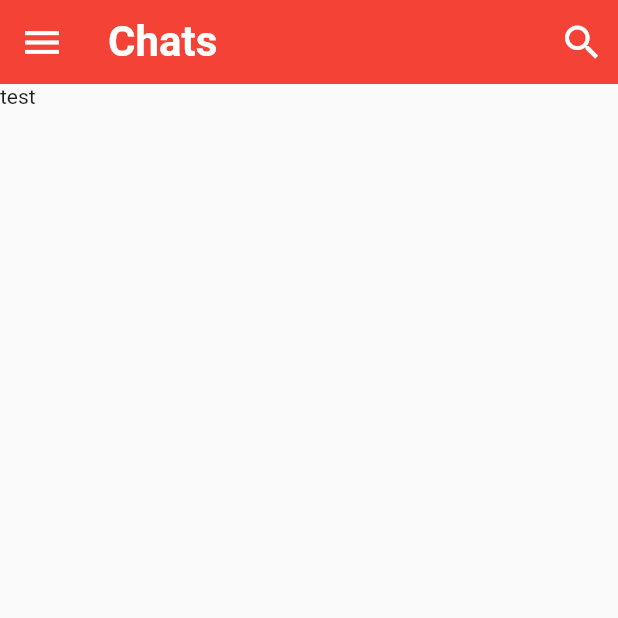
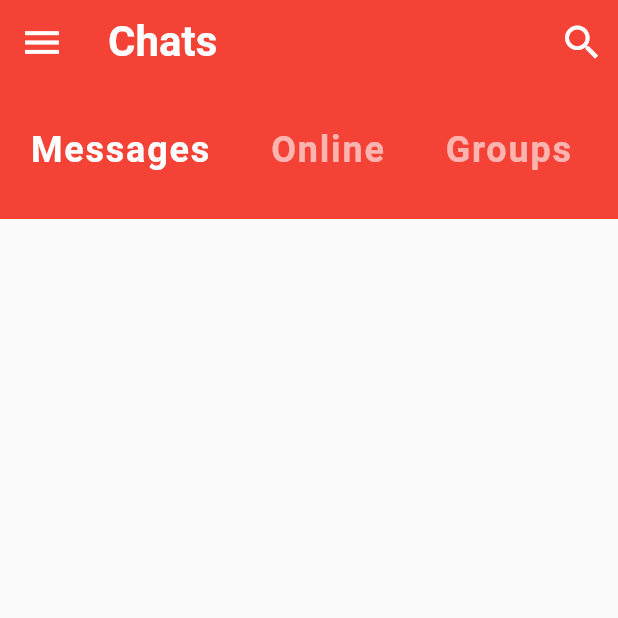
Before and after one commit to milosursulovic/chat_ui, a Flutter app: the screen it shows after launch, on a phone screen of 412 x 824 dp, the top half of it. Run offline on Flutter 3.47's test engine with Material 2 defaults, Android fonts, the phone set to English and light mode, and no system bars.

Commit message:
Add category selector

```diff
--- a/lib/screens/home_screen.dart
+++ b/lib/screens/home_screen.dart
@@ -1,4 +1,6 @@
 import 'package:flutter/material.dart';
+
+import '../widgets/category_selector.dart';
 
 class HomeScreen extends StatefulWidget {
   const HomeScreen({Key? key}) : super(key: key);
@@ -30,6 +32,8 @@ class _HomeScreenState extends State<HomeScreen> {
             )
           ],
         ),
-        body: const Text("test"));
+        body: Column(
+          children: const [CategorySelector()],
+        ));
   }
 }
--- /dev/null
+++ b/lib/widgets/category_selector.dart
@@ -0,0 +1,44 @@
+import 'package:flutter/material.dart';
+
+class CategorySelector extends StatefulWidget {
+  const CategorySelector({Key? key}) : super(key: key);
+
+  @override
+  State<CategorySelector> createState() => _CategorySelectorState();
+}
+
+class _CategorySelectorState extends State<CategorySelector> {
+  int selectedIndex = 0;
+  final List<String> categories = ["Messages", "Online", "Groups", "Requests"];
+
+  @override
+  Widget build(BuildContext context) {
+    return Container(
+        height: 90.0,
+        color: Theme.of(context).colorScheme.primary,
+        child: ListView.builder(
+            scrollDirection: Axis.horizontal,
+            itemCount: categories.length,
+            itemBuilder: (BuildContext context, int index) {
+              return GestureDetector(
+                onTap: () {
+                  setState(() {
+                    selectedIndex = index;
+                  });
+                },
+                child: Padding(
+                  padding: const EdgeInsets.symmetric(
+                      horizontal: 20.0, vertical: 30.0),
+                  child: Text(categories[index],
+                      style: TextStyle(
+                          color: index == selectedIndex
+                              ? Colors.white
+                              : Colors.white60,
+                          fontSize: 24.0,
+                          fontWeight: FontWeight.bold,
+                          letterSpacing: 1.2)),
+                ),
+              );
+            }));
+  }
+}
```
